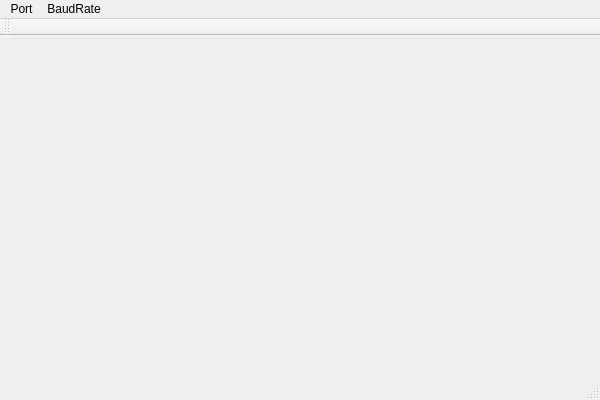
Old version of the form GeneralSerial.ui in the repository David-Kahana/GeneralSerial.
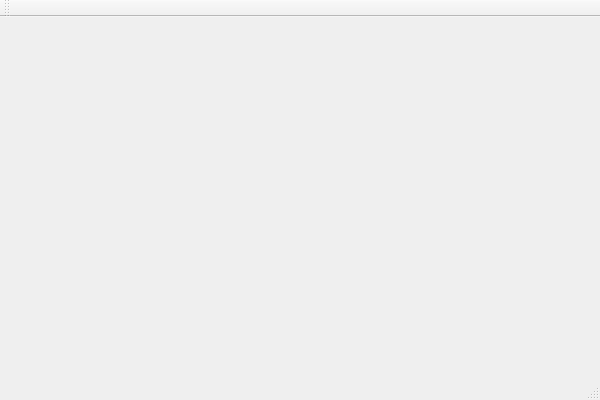
New version of the form.

```diff
--- a/GeneralSerial.ui
+++ b/GeneralSerial.ui
@@ -23,18 +23,6 @@
      <height>38</height>
     </rect>
    </property>
-   <widget class="QMenu" name="menuPort">
-    <property name="title">
-     <string>Port</string>
-    </property>
-   </widget>
-   <widget class="QMenu" name="menuBaudRate">
-    <property name="title">
-     <string>BaudRate</string>
-    </property>
-   </widget>
-   <addaction name="menuPort"/>
-   <addaction name="menuBaudRate"/>
   </widget>
   <widget class="QToolBar" name="mainToolBar">
    <attribute name="toolBarArea">
```
